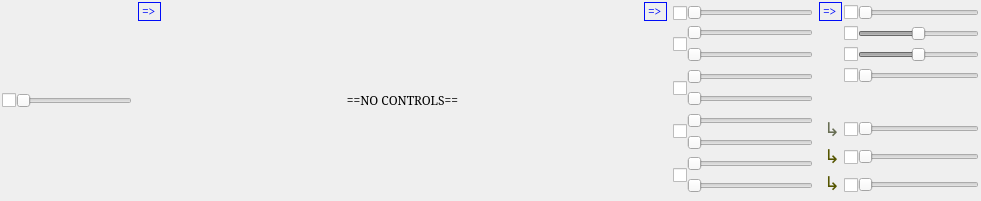
Before: the Qt Designer form Qt/qt4_audio_instrument_widget.ui in kmatheussen/radium, drawn with Qt 5.
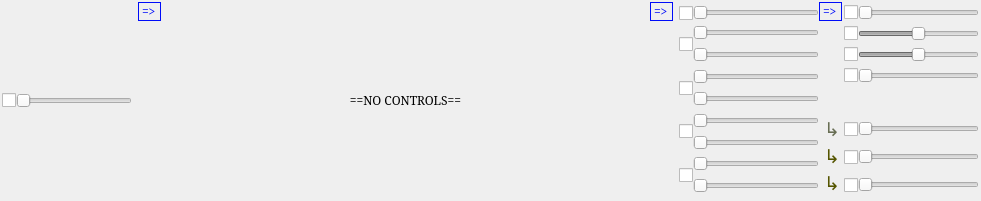
After: the same form once the commit is applied.

The edit to the form file:
```diff
--- a/Qt/qt4_audio_instrument_widget.ui
+++ b/Qt/qt4_audio_instrument_widget.ui
@@ -308,6 +308,13 @@
        </item>
       </layout>
      </item>
+    </layout>
+   </item>
+   <item row="0" column="3">
+    <layout class="QHBoxLayout" name="horizontalLayout" stretch="0,0">
+     <property name="spacing">
+      <number>0</number>
+     </property>
      <item>
       <widget class="QWidget" name="filters_widget" native="true">
        <property name="sizePolicy">
@@ -322,7 +329,7 @@
          <height>0</height>
         </size>
        </property>
-       <layout class="QVBoxLayout" name="verticalLayout">
+       <layout class="QVBoxLayout" name="verticalLayout" stretch="0,0,0,0,0">
         <property name="spacing">
          <number>0</number>
         </property>
@@ -619,9 +626,7 @@
        </layout>
       </widget>
      </item>
-    </layout>
-   </item>
-   <item row="0" column="3">
+     <item>
     <widget class="QWidget" name="outputs_widget" native="true">
      <property name="sizePolicy">
       <sizepolicy hsizetype="Fixed" vsizetype="Minimum">
@@ -1254,6 +1259,8 @@
       </item>
      </layout>
     </widget>
+     </item>
+    </layout>
    </item>
   </layout>
  </widget>
```
Lines whose indentation alone changed are shown as unchanged.
